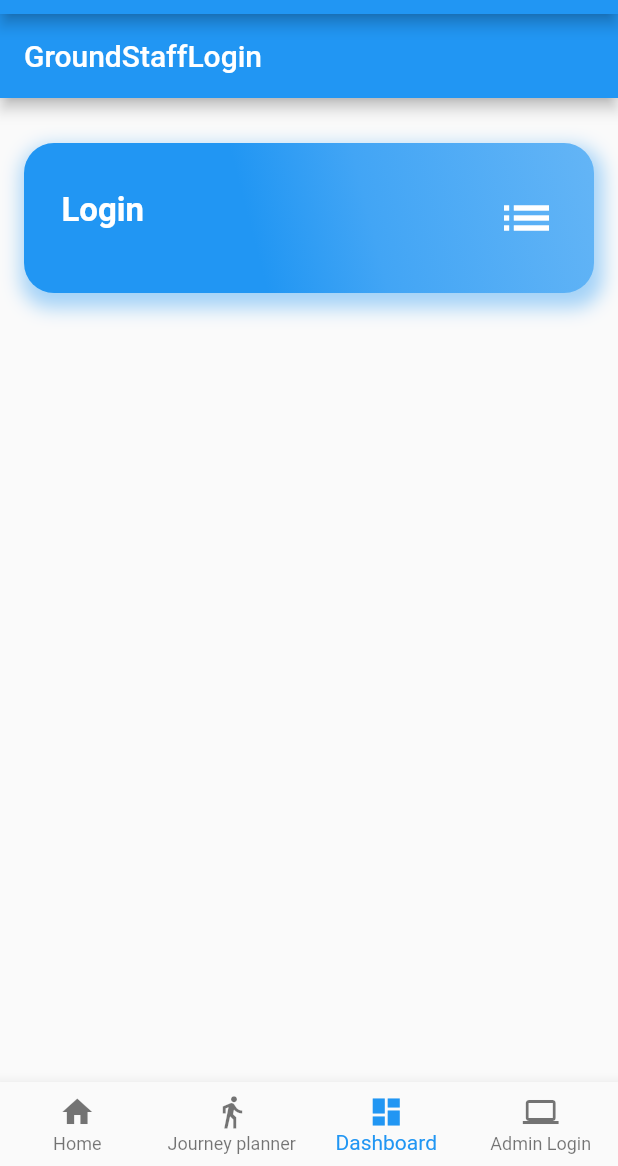
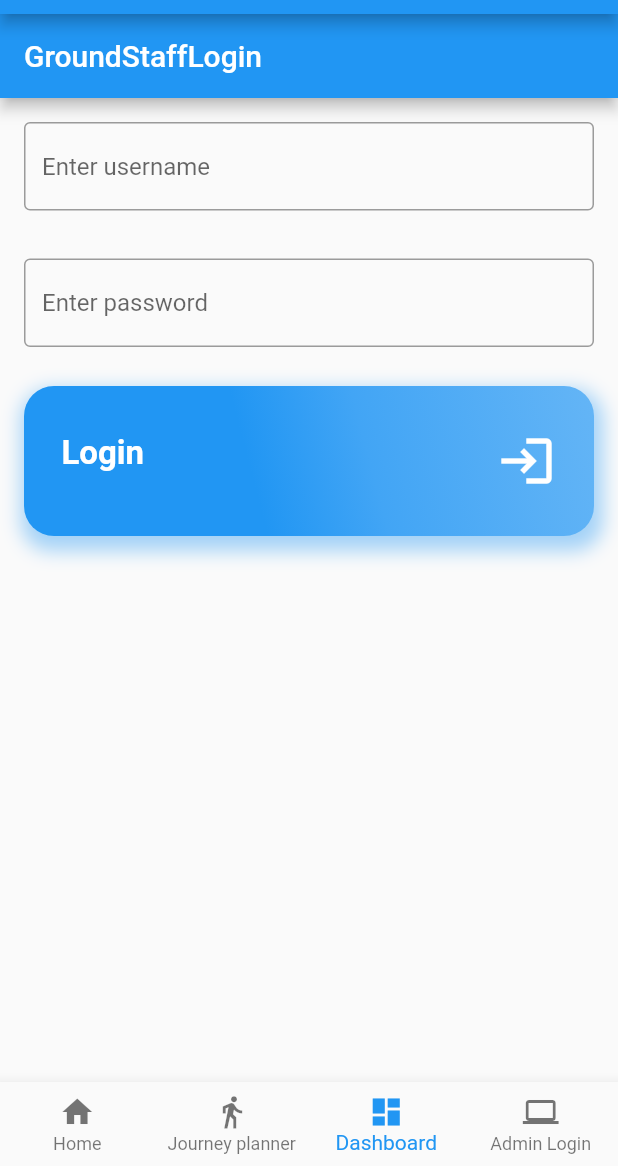
Before and after one commit to yashtejani/TDP5, a Flutter app: the screen it shows after launch, item 3 of the bottom bar chosen, on a phone screen of 412 x 824 dp, the part 70-1236 px from its top. Run offline on Flutter 3.47's test engine with Material 2 defaults, Android fonts, the phone set to English and light mode, and no system bars; our stand-ins replace fluttertoast, sizer.

Commit message:
Admin login and ground staff login screen added

```diff
--- a/lib/screens/groundStaffLogin.dart
+++ b/lib/screens/groundStaffLogin.dart
@@ -15,13 +15,28 @@ class GroundStaffLogin extends StatelessWidget {
         ),
         body: Column(
           children: <Widget>[
-            const SizedBox(
-              height: 20,
+            const Padding(
+              padding: EdgeInsets.symmetric(horizontal: 16, vertical: 16),
+              child: TextField(
+                decoration: InputDecoration(
+                  border: OutlineInputBorder(),
+                  hintText: 'Enter username',
+                ),
+              ),
+            ),
+            const Padding(
+              padding: EdgeInsets.symmetric(horizontal: 16, vertical: 16),
+              child: TextField(
+                decoration: InputDecoration(
+                  border: OutlineInputBorder(),
+                  hintText: 'Enter password',
+                ),
+              ),
             ),
             WidgetButton(
               title: "Login",
               color: Colors.blue,
-              icon: Icons.list,
+              icon: Icons.login,
               screen: const GroundStaffLogin(),
               onTap: () {
                 Navigator.of(context).push(MaterialPageRoute(
```
Also changed, not shown: lib/screens/adminLogin.dart (+18 -3 lines), pubspec.lock, 12 other files.
